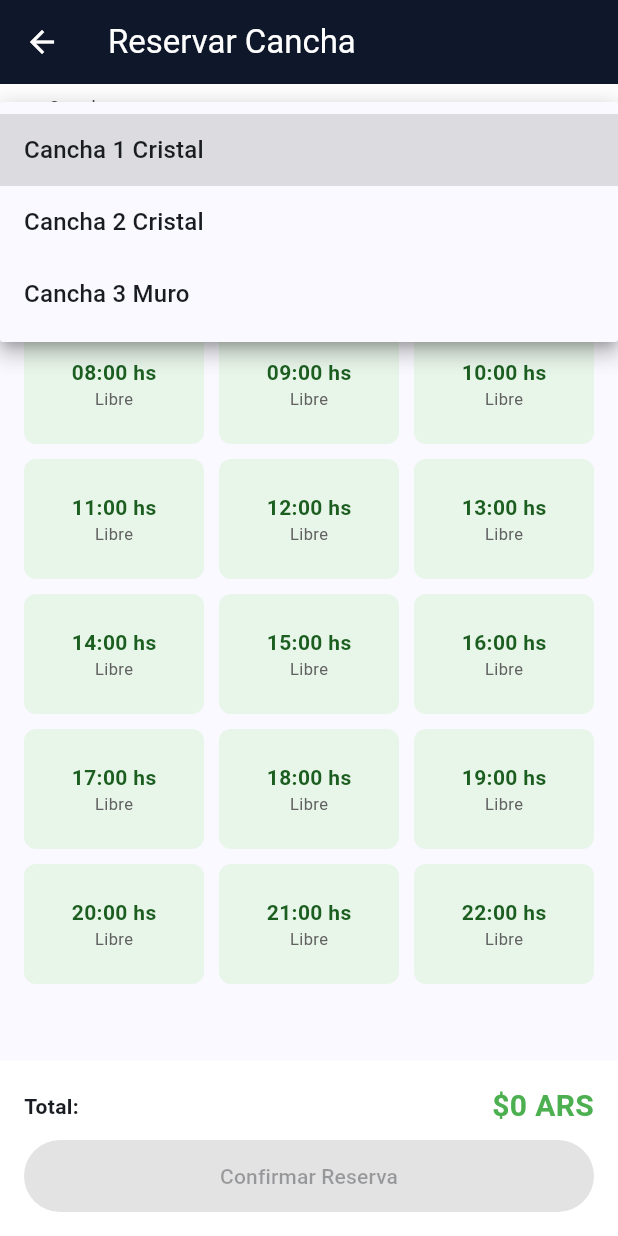
After one commit to Jonatan8789/ServicioWhatsappMsj, a Flutter app: the ReservaCanchaScreen screen opened directly, after a tap on "Cancha 1 Cristal", on a phone screen of 412 x 824 dp. The commit adds this screen. Run offline on Flutter 3.47's test engine with Material 3 defaults, Android fonts, the phone set to English and light mode, and no system bars; our stand-ins replace cloud_firestore, cloud_functions, file_picker, firebase_auth, firebase_core, firebase_storage and 1 more; accounts and stored records are empty; network calls fail.

Commit message:
agregado mobile

```diff
--- a/lib/features/paddle/canchas_page.dart
+++ b/lib/features/paddle/canchas_page.dart
@@ -189,7 +189,8 @@ Hola *$nombreSocio*, confirmamos tu turno de pádel:
 
     try {
       await http.post(
-        Uri.parse('http://localhost:3000/send-whatsapp'),
+        // ✅ Corrección a aplicar:
+        Uri.parse('https://servicio-whatsapp-oqua.onrender.com/send-whatsapp'),
         headers: {'Content-Type': 'application/json'},
         body: jsonEncode({'phone': telefonoLimpio, 'message': mensaje}),
       );
--- a/lib/features/paddle/reserva_cancha_model.dart
+++ b/lib/features/paddle/reserva_cancha_model.dart
@@ -2,14 +2,14 @@ import 'package:cloud_firestore/cloud_firestore.dart';
 
 class ReservaCanchaModel {
   final String id;
-  final String cancha; // Ej: "Cancha 1", "Cancha 2"
-  final String nombreCliente; // Nombre o responsable del turno
-  final String? socioId; // ID del socio si corresponde (null si es externo)
-  final DateTime fecha; // Día del turno
-  final int horaInicio; // Ej: 18
-  final int duracionHoras; // Ej: 2 (de 18:00 a 20:00)
+  final String cancha;
+  final String nombreCliente;
+  final String? socioId;
+  final DateTime fecha;
+  final int horaInicio;
+  final int duracionHoras;
   final double precio;
-  final String metodoPago; // 'Efectivo', 'Mercado Pago', 'Cuenta Corriente'
+  final String metodoPago;
 
   ReservaCanchaModel({
     required this.id,
--- /dev/null
+++ b/lib/features/paddle/reserva_cancha_screen.dart
@@ -0,0 +1,480 @@
+import 'dart:convert';
+import 'package:flutter/material.dart';
+import 'package:cloud_firestore/cloud_firestore.dart';
+import 'package:firebase_auth/firebase_auth.dart';
+import 'package:http/http.dart' as http;
+import 'reserva_cancha_model.dart';
+
+class ReservaCanchaScreen extends StatefulWidget {
+  const ReservaCanchaScreen({super.key});
+
+  @override
+  State<ReservaCanchaScreen> createState() => _ReservaCanchaScreenState();
+}
+
+class _ReservaCanchaScreenState extends State<ReservaCanchaScreen> {
+  final FirebaseFirestore _firestore = FirebaseFirestore.instance;
+
+  DateTime _fechaSeleccionada = DateTime.now();
+  String? _canchaSeleccionada;
+  int? _horaInicioSeleccionada;
+  int _duracionHoras = 1;
+
+  bool _alquilaPaleta = false;
+  bool _alquilaPelotas = false;
+  bool _cargando = false;
+
+  double _precioBaseSocio = 4500.0;
+  double _precioPaletaAnexo = 1500.0;
+  double _precioPelotasAnexo = 1000.0;
+  int _horaInicioCargaLuz = 20;
+  double _plusLuzAnexo = 1500.0;
+  int _horaApertura = 8;
+  int _horaCierre = 23;
+
+  List<String> _canchasActivas = [];
+  Map<String, dynamic>? _datosSocio;
+
+  @override
+  void initState() {
+    super.initState();
+    _cargarAjustesGlobales();
+  }
+
+  Future<void> _cargarAjustesGlobales() async {
+    setState(() => _cargando = true);
+    try {
+      final user = FirebaseAuth.instance.currentUser;
+      if (user != null) {
+        final docSocio = await _firestore
+            .collection('socios')
+            .doc(user.uid)
+            .get();
+        if (docSocio.exists) _datosSocio = docSocio.data();
+      }
+
+      final docAjustes = await _firestore
+          .collection('configuraciones_paddle')
+          .doc('ajustes_globales')
+          .get();
+      if (docAjustes.exists && docAjustes.data() != null) {
+        final d = docAjustes.data()!;
+        _precioBaseSocio =
+            (d['precio_base_cancha'] as num?)?.toDouble() ?? 4500.0;
+        _precioPaletaAnexo =
+            (d['precio_alquiler_paleta'] as num?)?.toDouble() ?? 1500.0;
+        _precioPelotasAnexo =
+            (d['precio_alquiler_pelotas'] as num?)?.toDouble() ?? 1000.0;
+        _horaInicioCargaLuz = (d['hora_inicio_luz'] as num?)?.toInt() ?? 20;
+        _plusLuzAnexo =
+            (d['precio_adicional_luz'] as num?)?.toDouble() ?? 1500.0;
+        _horaApertura = (d['hora_apertura'] as num?)?.toInt() ?? 8;
+        _horaCierre = (d['hora_cierre'] as num?)?.toInt() ?? 23;
+      }
+
+      final docCanchas = await _firestore
+          .collection('configuracion_paddle')
+          .doc('canchas')
+          .get();
+      if (docCanchas.exists && docCanchas.data()?['lista'] != null) {
+        _canchasActivas = List<String>.from(docCanchas.data()!['lista']);
+      } else {
+        _canchasActivas = [
+          "Cancha 1 Cristal",
+          "Cancha 2 Cristal",
+          "Cancha 3 Muro",
+        ];
+      }
+
+      if (_canchasActivas.isNotEmpty) {
+        _canchaSeleccionada = _canchasActivas.first;
+      }
+    } catch (e) {
+      _snack('Error al cargar configuración: $e', Colors.red);
+    } finally {
+      if (mounted) setState(() => _cargando = false);
+    }
+  }
+
+  double get totalCalculado {
+    if (_horaInicioSeleccionada == null) return 0.0;
+    double total = 0.0;
+    for (
+      int h = _horaInicioSeleccionada!;
+      h < _horaInicioSeleccionada! + _duracionHoras;
+      h++
+    ) {
+      total += _precioBaseSocio;
+      if (h >= _horaInicioCargaLuz) total += _plusLuzAnexo;
+      if (_alquilaPaleta) total += _precioPaletaAnexo;
+      if (_alquilaPelotas) total += _precioPelotasAnexo;
+    }
+    return total;
+  }
+
+  Future<void> _confirmarReserva() async {
+    if (_canchaSeleccionada == null || _horaInicioSeleccionada == null) {
+      _snack('Seleccioná cancha y horario.', Colors.orange);
+      return;
+    }
+
+    setState(() => _cargando = true);
+
+    final fechaIdStr =
+        "${_fechaSeleccionada.year}-${_fechaSeleccionada.month}-${_fechaSeleccionada.day}";
+    final canchaLimpia = _canchaSeleccionada!.replaceAll(' ', '');
+    final reservaId =
+        "${fechaIdStr}_${canchaLimpia}_${_horaInicioSeleccionada}hs_duracion${_duracionHoras}h";
+
+    final String nombreSocio = _datosSocio != null
+        ? '${_datosSocio!['nombre'] ?? ''} ${_datosSocio!['apellido'] ?? ''}'
+              .trim()
+        : 'Socio Mobile';
+
+    final nuevaReserva = ReservaCanchaModel(
+      id: reservaId,
+      cancha: _canchaSeleccionada!,
+      nombreCliente: nombreSocio,
+      socioId: FirebaseAuth.instance.currentUser?.uid,
+      fecha: _fechaSeleccionada,
+      horaInicio: _horaInicioSeleccionada!,
+      duracionHoras: _duracionHoras,
+      precio: totalCalculado,
+      metodoPago: 'Cuenta Corriente',
+    );
+
+    try {
+      final snapshot = await _firestore.collection('reservas_canchas').get();
+      for (var doc in snapshot.docs) {
+        final r = ReservaCanchaModel.fromFirestore(doc.id, doc.data());
+        final fId = "${r.fecha.year}-${r.fecha.month}-${r.fecha.day}";
+        if (fId == fechaIdStr && r.cancha == _canchaSeleccionada!) {
+          int rInicio = r.horaInicio;
+          int rFin = rInicio + r.duracionHoras;
+          for (
+            int h = _horaInicioSeleccionada!;
+            h < _horaInicioSeleccionada! + _duracionHoras;
+            h++
+          ) {
+            if (h >= rInicio && h < rFin) {
+              _snack('¡El horario ya fue reservado!', Colors.red);
+              return;
+            }
+          }
+        }
+      }
+
+      await _firestore
+          .collection('reservas_canchas')
+          .doc(reservaId)
+          .set(nuevaReserva.toFirestore());
+
+      if (FirebaseAuth.instance.currentUser != null) {
+        await _firestore.collection('ventas_pendientes').add({
+          'socio_id': FirebaseAuth.instance.currentUser!.uid,
+          'nombre_socio': nombreSocio,
+          'origen':
+              'Reserva App - $_canchaSeleccionada ($_horaInicioSeleccionada:00 hs)',
+          'fecha_creacion': FieldValue.serverTimestamp(),
+          'estado': 'Pendiente',
+          'items': [
+            {
+              'id': 'servicio_cancha_paddle',
+              'nombre':
+                  'Alquiler $_canchaSeleccionada ($_horaInicioSeleccionada:00 hs)',
+              'precio': totalCalculado,
+              'cantidad': 1,
+              'es_producto_fisico': false,
+            },
+          ],
+        });
+      }
+
+      final String? telefono = _datosSocio?['telefono'];
+      if (telefono != null && telefono.isNotEmpty) {
+        await _enviarConfirmacionReserva(
+          telefono: telefono,
+          nombreSocio: nombreSocio,
+          cancha: _canchaSeleccionada!,
+          fecha: _fechaSeleccionada,
+          horaInicio: _horaInicioSeleccionada!,
+          duracion: _duracionHoras,
+        );
+      }
+
+      _snack('¡Reserva confirmada!', Colors.green);
+      setState(() => _horaInicioSeleccionada = null);
+    } catch (e) {
+      _snack('Error al reservar: $e', Colors.red);
+    } finally {
+      if (mounted) setState(() => _cargando = false);
+    }
+  }
+
+  /// OPCIÓN B: Disparo directo por HTTP a Render con formato oficial
+  Future<void> _enviarConfirmacionReserva({
+    required String telefono,
+    required String nombreSocio,
+    required String cancha,
+    required DateTime fecha,
+    required int horaInicio,
+    required int duracion,
+  }) async {
+    String limpio = telefono.replaceAll(RegExp(r'\D'), '');
+    if (limpio.isEmpty) return;
+    if (limpio.startsWith('0')) limpio = limpio.substring(1);
+    if (limpio.startsWith('15')) limpio = limpio.substring(2);
+    if (!limpio.startsWith('54')) {
+      limpio = '549$limpio';
+    } else if (!limpio.startsWith('549')) {
+      limpio = '549${limpio.substring(2)}';
+    }
+
+    final String fechaFormateada =
+        "${fecha.day.toString().padLeft(2, '0')}/${fecha.month.toString().padLeft(2, '0')}/${fecha.year}";
+    final String horaInicioStr = "${horaInicio.toString().padLeft(2, '0')}:00";
+    final String horaFinStr =
+        "${(horaInicio + duracion).toString().padLeft(2, '0')}:00";
+
+    final mensaje =
+        '''
+🎾 *¡RESERVA CONFIRMADA - CLUB AQUA & PADDLE!*
+
+Hola *$nombreSocio*, confirmamos tu turno de pádel:
+
+📍 *Cancha:* $cancha
+📅 *Fecha:* $fechaFormateada
+⏰ *Horario:* De $horaInicioStr a $horaFinStr hs ($duracion hr/s)
+
+¡Te esperamos en el club! Por favor, recordá avisar con anticipación en caso de requerir cancelación.
+''';
+
+    try {
+      await http.post(
+        Uri.parse('https://servicio-whatsapp-oqua.onrender.com/send-whatsapp'),
+        headers: {'Content-Type': 'application/json'},
+        body: jsonEncode({'phone': limpio, 'message': mensaje}),
+      );
+    } catch (e) {
+      debugPrint('⚠️ Error al enviar mensaje por WhatsApp vía Render: $e');
+    }
+  }
+
+  void _snack(String msg, Color color) {
+    ScaffoldMessenger.of(
+      context,
+    ).showSnackBar(SnackBar(content: Text(msg), backgroundColor: color));
+  }
+
+  @override
+  Widget build(BuildContext context) {
+    final fechaIdStr =
+        "${_fechaSeleccionada.year}-${_fechaSeleccionada.month}-${_fechaSeleccionada.day}";
+
+    return Scaffold(
+      appBar: AppBar(
+        title: const Text('Reservar Cancha'),
+        backgroundColor: const Color(0xFF0F172A),
+        foregroundColor: Colors.white,
+      ),
+      body: _cargando
+          ? const Center(child: CircularProgressIndicator())
+          : Column(
+              children: [
+                Container(
+                  padding: const EdgeInsets.all(16),
+                  color: Colors.white,
+                  child: Column(
+                    children: [
+                      DropdownButtonFormField<String>(
+                        value: _canchaSeleccionada,
+                        decoration: const InputDecoration(
+                          labelText: 'Cancha',
+                          border: OutlineInputBorder(),
+                        ),
+                        items: _canchasActivas
+                            .map(
+                              (c) => DropdownMenuItem(value: c, child: Text(c)),
+                            )
+                            .toList(),
+                        onChanged: (val) => setState(() {
+                          _canchaSeleccionada = val;
+                          _horaInicioSeleccionada = null;
+                        }),
+                      ),
+                      const SizedBox(height: 8),
+                      Row(
+                        mainAxisAlignment: MainAxisAlignment.spaceBetween,
+                        children: [
+                          Text(
+                            'Fecha: ${_fechaSeleccionada.day}/${_fechaSeleccionada.month}/${_fechaSeleccionada.year}',
+                            style: const TextStyle(fontWeight: FontWeight.bold),
+                          ),
+                          TextButton.icon(
+                            icon: const Icon(Icons.calendar_month),
+                            label: const Text('Cambiar'),
+                            onPressed: () async {
+                              final picked = await showDatePicker(
+                                context: context,
+                                initialDate: _fechaSeleccionada,
+                                firstDate: DateTime.now(),
+                                lastDate: DateTime.now().add(
+                                  const Duration(days: 14),
+                                ),
+                              );
+                              if (picked != null) {
+                                setState(() {
+                                  _fechaSeleccionada = picked;
+                                  _horaInicioSeleccionada = null;
+                                });
+                              }
+                            },
+                          ),
+                        ],
+                      ),
+                    ],
+                  ),
+                ),
+                Expanded(
+                  child: StreamBuilder<QuerySnapshot>(
+                    stream: _firestore
+                        .collection('reservas_canchas')
+                        .snapshots(),
+                    builder: (context, snapshot) {
+                      if (!snapshot.hasData) {
+                        return const Center(child: CircularProgressIndicator());
+                      }
+
+                      final mapaReservas = {
+                        for (var doc in snapshot.data!.docs)
+                          doc.id: ReservaCanchaModel.fromFirestore(
+                            doc.id,
+                            doc.data() as Map<String, dynamic>,
+                          ),
+                      };
+
+                      return GridView.builder(
+                        padding: const EdgeInsets.all(16),
+                        gridDelegate:
+                            const SliverGridDelegateWithFixedCrossAxisCount(
+                              crossAxisCount: 3,
+                              childAspectRatio: 1.5,
+                              crossAxisSpacing: 10,
+                              mainAxisSpacing: 10,
+                            ),
+                        itemCount: _horaCierre - _horaApertura,
+                        itemBuilder: (context, index) {
+                          final hora = _horaApertura + index;
+                          bool ocupado = false;
+
+                          mapaReservas.forEach((id, r) {
+                            final fId =
+                                "${r.fecha.year}-${r.fecha.month}-${r.fecha.day}";
+                            if (fId == fechaIdStr &&
+                                r.cancha == _canchaSeleccionada) {
+                              if (hora >= r.horaInicio &&
+                                  hora < (r.horaInicio + r.duracionHoras)) {
+                                ocupado = true;
+                              }
+                            }
+                          });
+
+                          final esSeleccionado =
+                              _horaInicioSeleccionada == hora;
+
+                          return InkWell(
+                            onTap: ocupado
+                                ? null
+                                : () => setState(
+                                    () => _horaInicioSeleccionada = hora,
+                                  ),
+                            child: Container(
+                              decoration: BoxDecoration(
+                                color: ocupado
+                                    ? Colors.red.shade100
+                                    : (esSeleccionado
+                                          ? Colors.indigo
+                                          : Colors.green.shade50),
+                                borderRadius: BorderRadius.circular(8),
+                              ),
+                              child: Column(
+                                mainAxisAlignment: MainAxisAlignment.center,
+                                children: [
+                                  Text(
+                                    '${hora.toString().padLeft(2, '0')}:00 hs',
+                                    style: TextStyle(
+                                      fontWeight: FontWeight.bold,
+                                      color: esSeleccionado
+                                          ? Colors.white
+                                          : (ocupado
+                                                ? Colors.red.shade900
+                                                : Colors.green.shade900),
+                                    ),
+                                  ),
+                                  Text(
+                                    ocupado
+                                        ? 'Ocupado'
+                                        : (esSeleccionado
+                                              ? 'Elegido'
+                                              : 'Libre'),
+                                    style: TextStyle(
+                                      fontSize: 11,
+                                      color: esSeleccionado
+                                          ? Colors.white70
+                                          : Colors.grey.shade700,
+                                    ),
+                                  ),
+                                ],
+                              ),
+                            ),
+                          );
+                        },
+                      );
+                    },
+                  ),
+                ),
+                Container(
+                  padding: const EdgeInsets.all(16),
+                  color: Colors.white,
+                  child: Column(
+                    children: [
+                      Row(
+                        mainAxisAlignment: MainAxisAlignment.spaceBetween,
+                        children: [
+                          const Text(
+                            'Total:',
+                            style: TextStyle(fontWeight: FontWeight.bold),
+                          ),
+                          Text(
+                            '\$${totalCalculado.toStringAsFixed(0)} ARS',
+                            style: const TextStyle(
+                              fontSize: 20,
+                              fontWeight: FontWeight.bold,
+                              color: Colors.green,
+                            ),
+                          ),
+                        ],
+                      ),
+                      const SizedBox(height: 8),
+                      SizedBox(
+                        width: double.infinity,
+                        height: 48,
+                        child: ElevatedButton(
+                          style: ElevatedButton.styleFrom(
+                            backgroundColor: const Color(0xFF0F172A),
+                            foregroundColor: Colors.white,
+                          ),
+                          onPressed: _horaInicioSeleccionada == null
+                              ? null
+                              : _confirmarReserva,
+                          child: const Text('Confirmar Reserva'),
+                        ),
+                      ),
+                    ],
+                  ),
+                ),
+              ],
+            ),
+    );
+  }
+}
```
